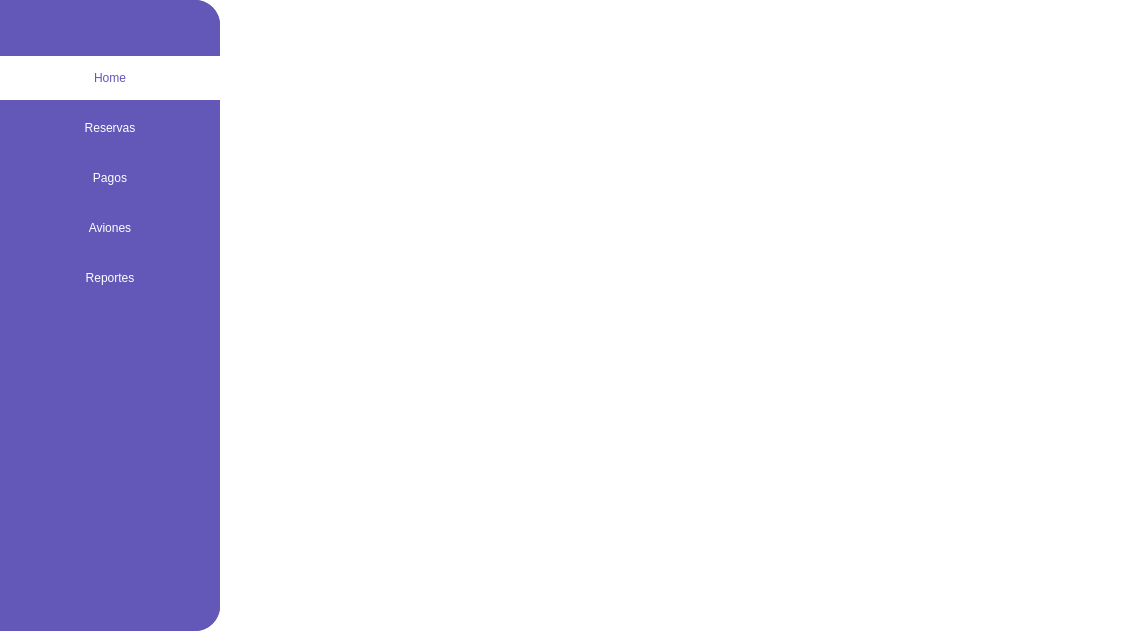
Old version of the form GUI/Resources/UI/Pantalla_funaerolinea.ui in the repository difer19/Gestor-de-Hangares.
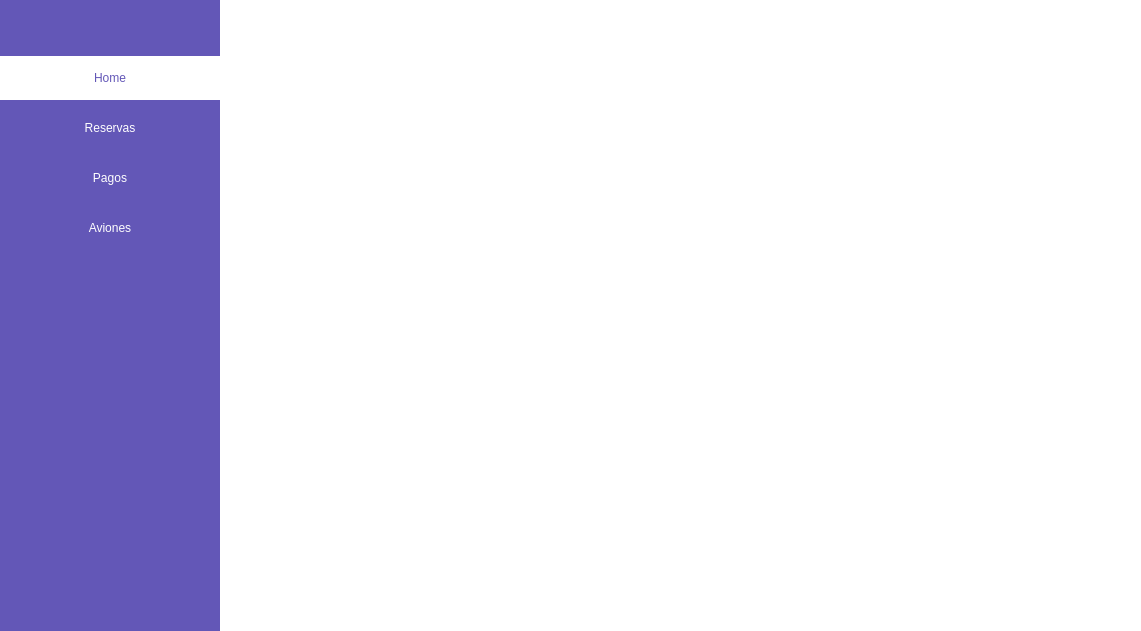
New version of the form.

```diff
--- a/GUI/Resources/UI/Pantalla_funaerolinea.ui
+++ b/GUI/Resources/UI/Pantalla_funaerolinea.ui
@@ -18,9 +18,12 @@
   </property>
   <widget class="QWidget" name="centralwidget">
    <property name="styleSheet">
-    <string notr="true">background-color: rgb(255, 255, 255);</string>
+    <string notr="true">background-color: #6357B7;</string>
    </property>
    <layout class="QHBoxLayout" name="horizontalLayout">
+    <property name="spacing">
+     <number>0</number>
+    </property>
     <property name="leftMargin">
      <number>0</number>
     </property>
@@ -184,25 +187,6 @@
          </property>
         </widget>
        </item>
-       <item>
-        <widget class="QPushButton" name="reportes">
-         <property name="minimumSize">
-          <size>
-           <width>0</width>
-           <height>44</height>
-          </size>
-         </property>
-         <property name="maximumSize">
-          <size>
-           <width>16777215</width>
-           <height>44</height>
-          </size>
-         </property>
-         <property name="text">
-          <string>Reportes</string>
-         </property>
-        </widget>
-       </item>
        <item>
         <widget class="QWidget" name="widget_3" native="true">
          <property name="minimumSize">
@@ -223,13 +207,12 @@
      </widget>
     </item>
     <item>
-     <widget class="QWidget" name="widget_main" native="true">
+     <widget class="QStackedWidget" name="stackedWidget_main">
       <property name="styleSheet">
        <string notr="true">
 QWidget
 {
     background-color: white;
-    border-radius: 20px;
 }
 
 QPushButton
```
